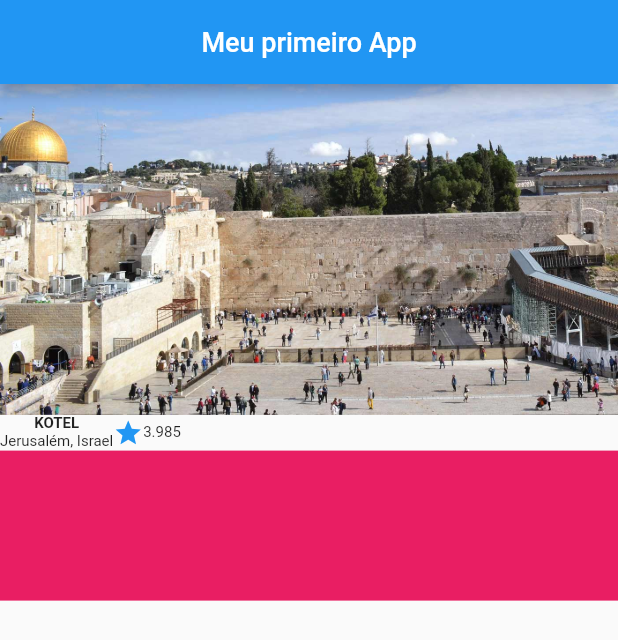
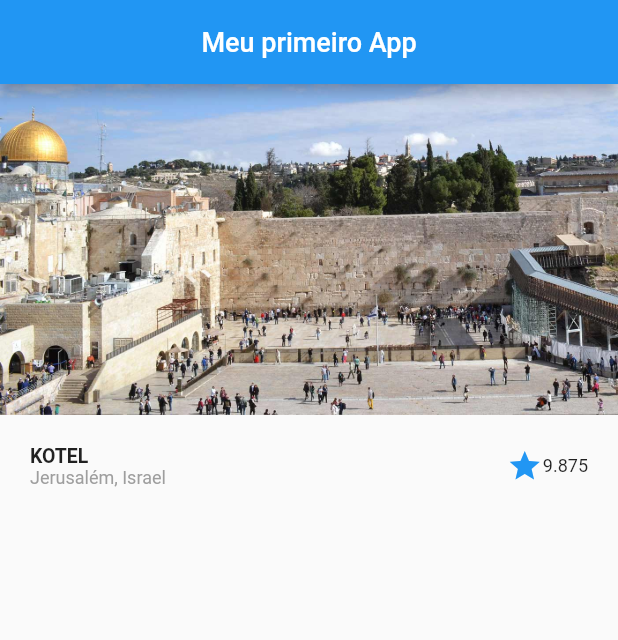
Before and after one commit to carlosaw/flutter, a Flutter app: the screen it shows after launch, on a phone screen of 412 x 824 dp. Shown: the top 640 px of the screen. Run offline on Flutter 3.47's test engine with Material 2 defaults, Android fonts, the phone set to English and light mode, and no system bars.

Commit message:
FirstColumn

```diff
--- a/lib/main.dart
+++ b/lib/main.dart
@@ -16,52 +16,31 @@ class MeuApp extends StatelessWidget {
                       fontSize: 18,
                     ))),
             body: Column(children: <Widget>[
-              Image(width: 450, image: AssetImage('assets/muro.jpg')),
-              Row(children: [
-                Column(
+              Image(image: AssetImage('assets/muro.jpg')),
+              Container(
+                  padding: EdgeInsets.all(20),
+                  child: Row(
                     children: [
-                    Container(),
-                    Row(
+                      Expanded(
+                          child: Column(
+                        crossAxisAlignment: CrossAxisAlignment.start,
                         children: [
                           Text('KOTEL',
                               style: TextStyle(
-                                fontSize: 10, fontWeight: FontWeight.bold)),
+                                fontSize: 13,
+                                fontWeight: FontWeight.bold,
+                              )),
+                          Text('Jerusalém, Israel',
+                              style:
+                                  TextStyle(fontSize: 12, color: Colors.grey))
                         ],
-                    ),
-                    Row(
-                      children: [
-                        Text('Jerusalém, Israel',
-                            style: TextStyle(fontSize: 10)),
+                      )),
+                      Row(children: <Widget>[
+                        Icon(Icons.star, color: Colors.blue),
+                        Text('9.875', style: TextStyle(fontSize: 12))
+                      ])
                     ],
-                    )
-                  ],
-                ),
-                Column(
-                  children: [
-                    Row(
-                      children: [
-                        Container(
-                            child:
-                                Icon(Icons.star, size: 20, color: Colors.blue)),
-                        Text('3.985', style: TextStyle(fontSize: 10))
-                      ],
-                    )
-                  ],
-                )
-              ]),
-              Row(children: [
-                Expanded(child: Container(height: 100, color: Colors.pink))
-              ]),
-            ])
-            /*body: Column(
-              children: <Widget>[
-                Image(width: 450, image: AssetImage('assets/muro.jpg')),
-                Container(
-                    width: 250,
-                    child:
-                        Image.network('https://www.google.com.br/google.jpg'))
-              ],
-            )*/
-            ));
+                  )),
+            ])));
   }
 }
```
Lines whose indentation alone changed are shown as unchanged.
